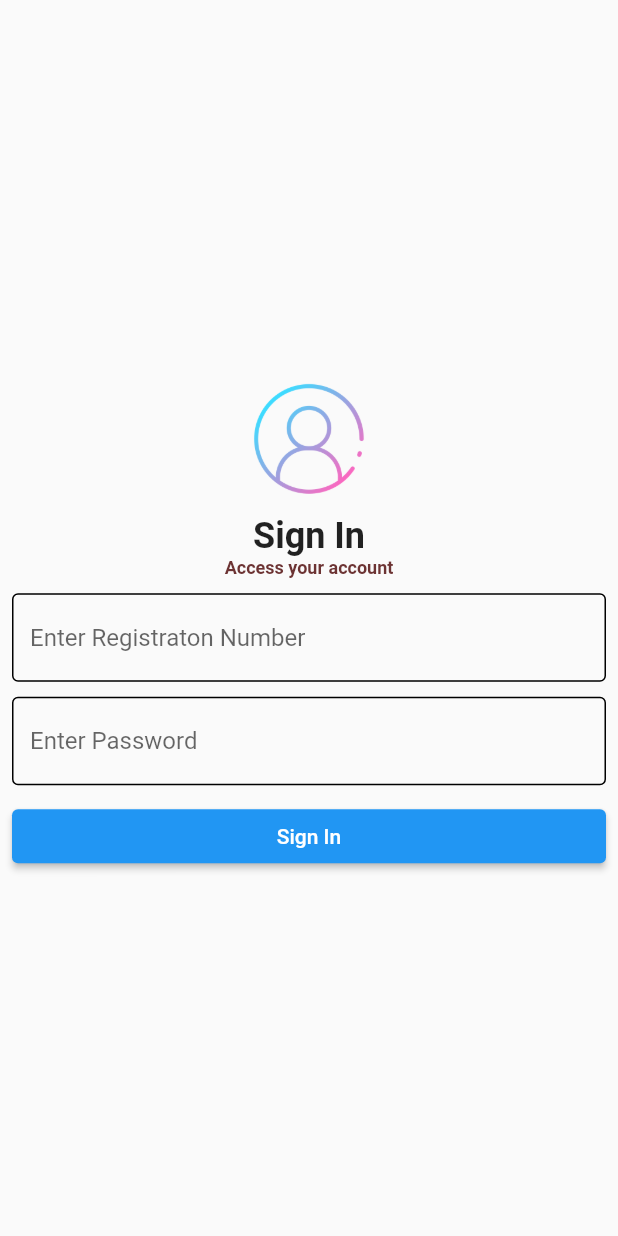
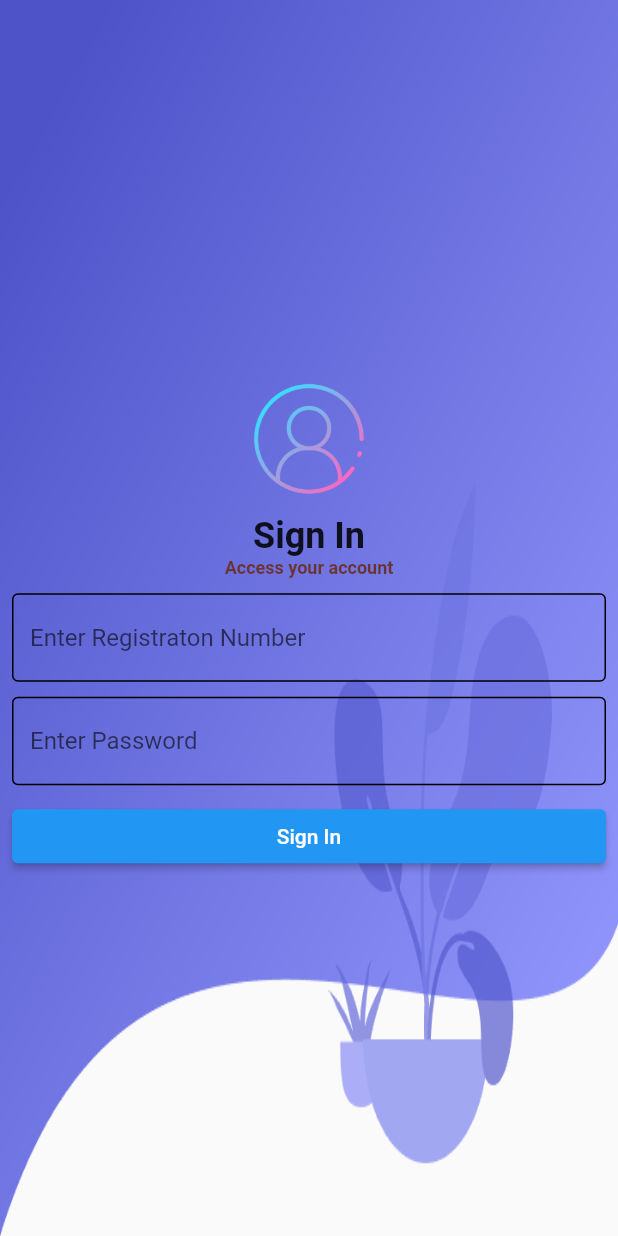
Before and after one commit to OA-Biswajit/Counter, a Flutter app: the screen it shows after launch, on a phone screen of 412 x 824 dp. Run offline on Flutter 3.47's test engine with Material 2 defaults, Android fonts, the phone set to English and light mode, and no system bars; our stand-ins replace shared_preferences.

Commit message:
Login page image added

```diff
--- a/lib/src/pages/splash.dart
+++ b/lib/src/pages/splash.dart
@@ -64,21 +64,38 @@ class _SplashScreenState extends State<SplashScreen> {
   @override
   Widget build(BuildContext context) {
     return Scaffold(
-      // backgroundColor: Image.asset('assets/background.png').color,
       resizeToAvoidBottomInset: false,
-      // backgroundColor: Colors.white,
-         body:
-          SafeArea(
+
+      body: SafeArea(
+        child: Container(
+
+          height:double.infinity,
+
+
+                decoration: BoxDecoration(
+
+                    image: DecorationImage(
+
+                        image: AssetImage('assets/background.png'),fit:BoxFit.fill)),
+
           child: Padding(
+
             padding: const EdgeInsets.all(8.0),
             child: Align(
+
               child: SingleChildScrollView(
+                // child: Container(
+
+
                   child: Column(
                     children: [
+
+
                       // const SizedBox(
                       //   height: 50,
                       // ),
                       Container(
+
                         height: 100,
                         width: 100,
                         decoration: const BoxDecoration(
@@ -93,7 +110,8 @@ class _SplashScreenState extends State<SplashScreen> {
                       ),
                       const Text(
                         'Sign In',
-                    style: TextStyle(fontSize: 24, fontWeight: FontWeight.bold),
+                        style:
+                            TextStyle(fontSize: 24, fontWeight: FontWeight.bold),
                       ),
                       const Text(
                         'Access your account',
@@ -112,7 +130,6 @@ class _SplashScreenState extends State<SplashScreen> {
                           enabledBorder: OutlineInputBorder(),
                           focusedBorder: OutlineInputBorder(),
                           hintText: "Enter Registraton Number",
-
                         ),
                       ),
                       const SizedBox(height: 10),
@@ -179,6 +196,8 @@ class _SplashScreenState extends State<SplashScreen> {
                       // ),
                     ],
                   ),
+                // ),
+              ),
             ),
           ),
         ),
```
Lines whose indentation alone changed are shown as unchanged.
